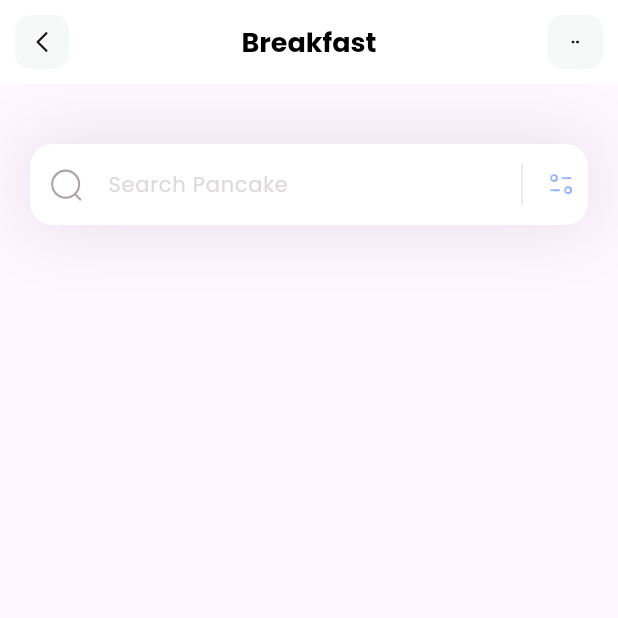
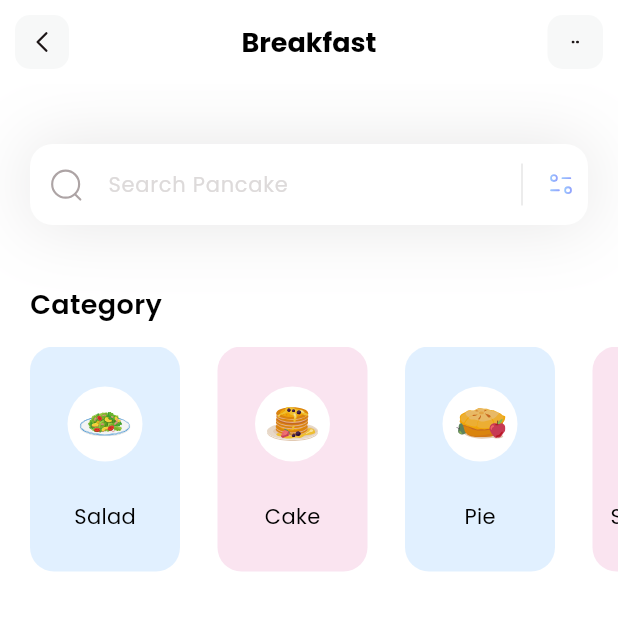
Before and after one commit to hadonis-testing/fitness, a Flutter app: the screen it shows after launch, on a phone screen of 412 x 824 dp, the top half of it. Run offline on Flutter 3.47's test engine with Material 3 defaults, Android fonts, the phone set to English and light mode, and no system bars; our stand-ins replace flutter_svg.

Commit message:
done categories section

```diff
--- /dev/null
+++ b/lib/models/category_model.dart
@@ -0,0 +1,36 @@
+import 'package:flutter/material.dart';
+
+class CategoryModel {
+  String name;
+  String iconPath;
+  Color boxColor;
+
+  CategoryModel(
+      {required this.name, required this.iconPath, required this.boxColor});
+
+  static List<CategoryModel> getCategories() {
+    List<CategoryModel> categories = [];
+
+    categories.add(CategoryModel(
+        name: 'Salad',
+        iconPath: 'assets/icons/plate.svg',
+        boxColor: const Color(0xff9DCEFF)));
+
+    categories.add(CategoryModel(
+        name: 'Cake',
+        iconPath: 'assets/icons/pancakes.svg',
+        boxColor: const Color(0xffEEA4CE)));
+
+    categories.add(CategoryModel(
+        name: 'Pie',
+        iconPath: 'assets/icons/pie.svg',
+        boxColor: const Color(0xff9DCEFF)));
+
+    categories.add(CategoryModel(
+        name: 'Smoothies',
+        iconPath: 'assets/icons/orange-snacks.svg',
+        boxColor: const Color(0xffEEA4CE)));
+
+    return categories;
+  }
+}
--- a/lib/pages/home.dart
+++ b/lib/pages/home.dart
@@ -1,16 +1,110 @@
 import 'package:flutter/material.dart';
 import 'package:flutter_svg/svg.dart';
 
-class HomePage extends StatelessWidget {
+import '../models/category_model.dart';
+
+class HomePage extends StatefulWidget {
   const HomePage({super.key});
 
   @override
+  State<HomePage> createState() => _HomePageState();
+}
+
+class _HomePageState extends State<HomePage> {
+  List<CategoryModel> categories = [];
+
+  void _getCategories() {
+    categories = CategoryModel.getCategories();
+  }
+
+  @override
+  void initState() {
+    super.initState();
+    _getCategories();
+  }
+
+  @override
   Widget build(BuildContext context) {
+    _getCategories();
     return Scaffold(
       appBar: appBar(),
+      backgroundColor: Colors.white,
       body: Column(
+        crossAxisAlignment: CrossAxisAlignment.start,
+        children: [
+          _searchField(),
+          const SizedBox(
+            height: 40,
+          ),
+          _categoriesSection()
+        ],
+      ),
+    );
+  }
+
+  Column _categoriesSection() {
+    return Column(
+      crossAxisAlignment: CrossAxisAlignment.start,
+      children: [
+        const Padding(
+          padding: EdgeInsets.only(left: 20),
+          child: Text(
+            'Category',
+            style: TextStyle(
+              color: Colors.black,
+              fontSize: 18,
+              fontWeight: FontWeight.w600,
+            ),
+          ),
+        ),
+        const SizedBox(
+          height: 15,
+        ),
+        SizedBox(
+          height: 150,
+          child: ListView.separated(
+            itemCount: categories.length,
+            scrollDirection: Axis.horizontal,
+            padding: const EdgeInsets.only(left: 20, right: 20),
+            separatorBuilder: (context, index) => const SizedBox(
+              width: 25,
+            ),
+            itemBuilder: (context, index) {
+              return Container(
+                  width: 100,
+                  decoration: BoxDecoration(
+                      color: categories[index].boxColor.withOpacity(0.3),
+                      borderRadius: BorderRadius.circular(16)),
+                  child: Column(
+                    mainAxisAlignment: MainAxisAlignment.spaceEvenly,
                     children: [
                       Container(
+                          width: 50,
+                          height: 50,
+                          decoration: const BoxDecoration(
+                              color: Colors.white, shape: BoxShape.circle),
+                          child: Padding(
+                            padding: const EdgeInsets.all(8.0),
+                            child: SvgPicture.asset(categories[index].iconPath),
+                          )),
+                      Text(
+                        categories[index].name,
+                        style: const TextStyle(
+                            fontWeight: FontWeight.w400,
+                            color: Colors.black,
+                            fontSize: 14),
+                      )
+                    ],
+                  ));
+            },
+          ),
+        )
+      ],
+    );
+  }
+
+  Container _searchField() {
+    return Container(
       margin: const EdgeInsets.only(top: 40, left: 20, right: 20),
       decoration: BoxDecoration(
         boxShadow: [
@@ -61,9 +155,6 @@ class HomePage extends StatelessWidget {
           ),
         ),
       ),
-          )
-        ],
-      ),
     );
   }
 
```
Lines whose indentation alone changed are shown as unchanged.
